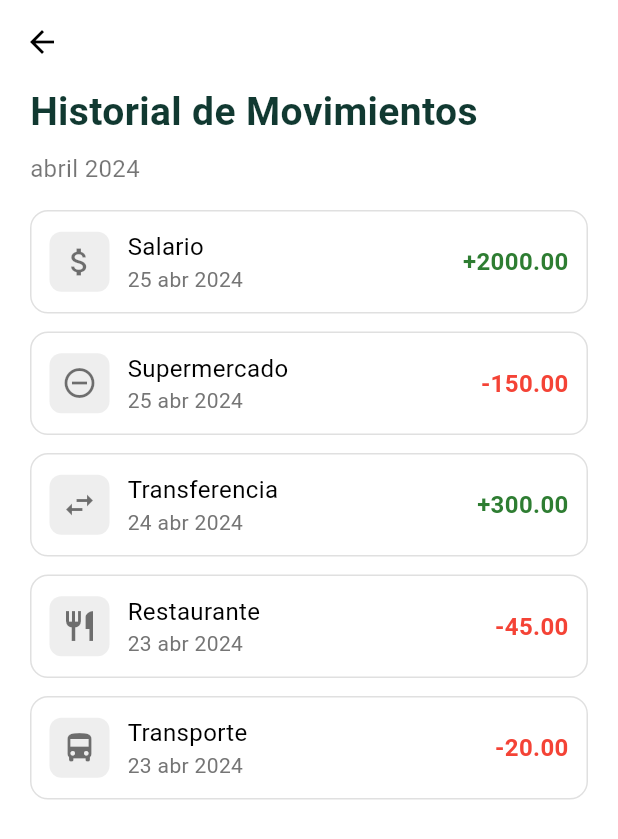
After one commit to Lazarito444/proyecto-final-tds, a Flutter app: the HistorialScreen screen opened directly, on a phone screen of 412 x 824 dp. The commit adds this screen. Shown: the top 839 px of the screen. Run offline on Flutter 3.47's test engine with Material 3 defaults, Android fonts, the light colour scheme and no system bars; our stand-ins replace flutter_riverpod, flutter_svg, google_fonts, sizer; Roboto replaces fonts that are missing (Gabarito).

Commit message:
-pantalla hitorial -dashboard modificado

```diff
--- a/src/financia_mobile/lib/modules/dashboard/dashboard_screen.dart
+++ b/src/financia_mobile/lib/modules/dashboard/dashboard_screen.dart
@@ -1,4 +1,5 @@
 import 'package:financia_mobile/modules/analysis/analysis_screen.dart';
+import 'package:financia_mobile/modules/transaction/finance_history.dart';
 import 'package:flutter/material.dart';
 import 'package:google_fonts/google_fonts.dart';
 import 'package:financia_mobile/modules/transaction/add_transaction.dart';
@@ -27,6 +28,11 @@ class _DashboardScreenState extends State<DashboardScreen> {
       Navigator.push(
         context,
         MaterialPageRoute(builder: (context) => AddTransactionScreen()),
+      );
+    } else if (index == 3) {
+      Navigator.push(
+        context,
+        MaterialPageRoute(builder: (context) => HistorialScreen()),
       );
     }
   }
@@ -233,7 +239,7 @@ class _DashboardScreenState extends State<DashboardScreen> {
           ),
           BottomNavigationBarItem(
             icon: Icon(Icons.receipt),
-            label: 'Recorrido',
+            label: 'Historial',
           ),
           BottomNavigationBarItem(
             icon: Icon(Icons.swap_horiz),
--- /dev/null
+++ b/src/financia_mobile/lib/modules/transaction/finance_history.dart
@@ -0,0 +1,153 @@
+import 'package:flutter/material.dart';
+import 'package:google_fonts/google_fonts.dart';
+
+class HistorialScreen extends StatelessWidget {
+  const HistorialScreen({super.key});
+
+  @override
+  Widget build(BuildContext context) {
+    final movimientos = [
+      Movimiento(
+        icon: Icons.attach_money,
+        titulo: 'Salario',
+        fecha: '25 abr 2024',
+        monto: 2000.00,
+      ),
+      Movimiento(
+        icon: Icons.remove_circle_outline,
+        titulo: 'Supermercado',
+        fecha: '25 abr 2024',
+        monto: -150.00,
+      ),
+      Movimiento(
+        icon: Icons.swap_horiz,
+        titulo: 'Transferencia',
+        fecha: '24 abr 2024',
+        monto: 300.00,
+      ),
+      Movimiento(
+        icon: Icons.restaurant,
+        titulo: 'Restaurante',
+        fecha: '23 abr 2024',
+        monto: -45.00,
+      ),
+      Movimiento(
+        icon: Icons.directions_bus,
+        titulo: 'Transporte',
+        fecha: '23 abr 2024',
+        monto: -20.00,
+      ),
+    ];
+
+    return Scaffold(
+      appBar: AppBar(
+        backgroundColor: Colors.white,
+        elevation: 0,
+        leading: IconButton(
+          icon: Icon(Icons.arrow_back, color: Colors.black),
+          onPressed: () => Navigator.pop(context),
+        ),
+      ),
+      backgroundColor: Colors.white,
+      body: Padding(
+        padding: const EdgeInsets.symmetric(horizontal: 20),
+        child: Column(
+          crossAxisAlignment: CrossAxisAlignment.start,
+          children: [
+            Text(
+              'Historial de Movimientos',
+              style: GoogleFonts.gabarito(
+                textStyle: TextStyle(
+                  fontSize: 26,
+                  fontWeight: FontWeight.bold,
+                  color: Color(0xFF113931),
+                ),
+              ),
+            ),
+            SizedBox(height: 8),
+            Text(
+              'abril 2024',
+              style: GoogleFonts.gabarito(
+                textStyle: TextStyle(fontSize: 16, color: Colors.black54),
+              ),
+            ),
+            SizedBox(height: 16),
+            Expanded(
+              child: ListView.builder(
+                itemCount: movimientos.length,
+                itemBuilder: (context, index) {
+                  final movimiento = movimientos[index];
+                  final esIngreso = movimiento.monto >= 0;
+                  return Container(
+                    margin: EdgeInsets.only(bottom: 12),
+                    padding: EdgeInsets.all(12),
+                    decoration: BoxDecoration(
+                      border: Border.all(color: Colors.grey.shade300),
+                      borderRadius: BorderRadius.circular(12),
+                    ),
+                    child: Row(
+                      children: [
+                        Container(
+                          width: 40,
+                          height: 40,
+                          decoration: BoxDecoration(
+                            color: Colors.grey.shade200,
+                            borderRadius: BorderRadius.circular(8),
+                          ),
+                          child: Icon(movimiento.icon, color: Colors.black54),
+                        ),
+                        SizedBox(width: 12),
+                        Expanded(
+                          child: Column(
+                            crossAxisAlignment: CrossAxisAlignment.start,
+                            children: [
+                              Text(
+                                movimiento.titulo,
+                                style: GoogleFonts.gabarito(fontSize: 16),
+                              ),
+                              Text(
+                                movimiento.fecha,
+                                style: GoogleFonts.gabarito(
+                                  fontSize: 14,
+                                  color: Colors.grey.shade600,
+                                ),
+                              ),
+                            ],
+                          ),
+                        ),
+                        Text(
+                          '${esIngreso ? '+' : '-'}${movimiento.monto.abs().toStringAsFixed(2)}',
+                          style: GoogleFonts.gabarito(
+                            fontSize: 16,
+                            color: esIngreso
+                                ? Colors.green.shade800
+                                : Colors.red,
+                            fontWeight: FontWeight.w600,
+                          ),
+                        ),
+                      ],
+                    ),
+                  );
+                },
+              ),
+            ),
+          ],
+        ),
+      ),
+    );
+  }
+}
+
+class Movimiento {
+  final IconData icon;
+  final String titulo;
+  final String fecha;
+  final double monto;
+
+  Movimiento({
+    required this.icon,
+    required this.titulo,
+    required this.fecha,
+    required this.monto,
+  });
+}
```
